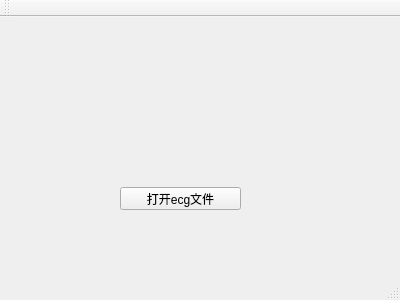
Old version of the form mainwindow.ui in the repository waynecn/DrawECG.
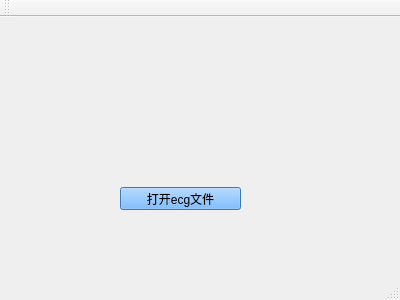
New version of the form.

Patch:
```diff
--- a/mainwindow.ui
+++ b/mainwindow.ui
@@ -23,6 +23,9 @@
       <height>23</height>
      </rect>
     </property>
+    <property name="styleSheet">
+     <string notr="true">background-color: rgb(85, 170, 255);</string>
+    </property>
     <property name="text">
      <string>打开ecg文件</string>
     </property>
```
